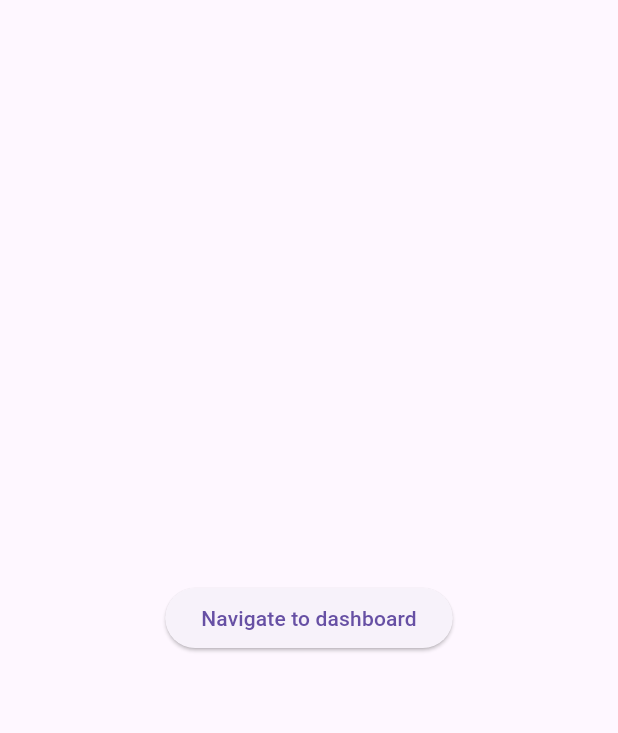
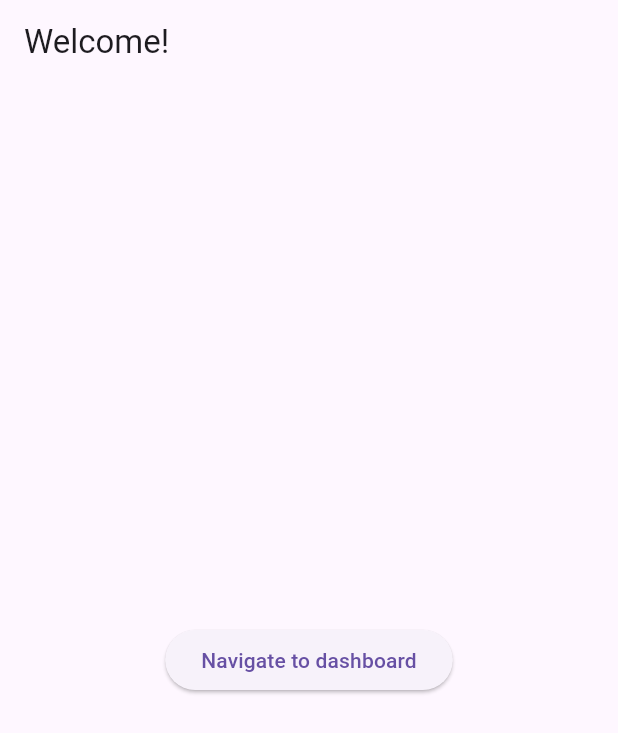
Before and after one commit to piotrbahlaj/LiveScoreApp, a Flutter app: the screen it shows after launch, on a phone screen of 412 x 824 dp. Shown: the top 733 px of the screen. Run offline on Flutter 3.47's test engine with Material 3 defaults, Android fonts, the light colour scheme and no system bars; our stand-ins replace dio, flutter_dotenv, flutter_modular, freezed_annotation, retrofit; generated files the repository leaves out were written again.

Commit message:
set up localization and internationalization

```diff
--- /dev/null
+++ b/l10n.yaml
@@ -0,0 +1,3 @@
+arb-dir: lib/l10n
+template-arb-file: intl_en.arb
+output-localization-file: app_localizations.dart
--- a/lib/features/home/home_screen.dart
+++ b/lib/features/home/home_screen.dart
@@ -1,4 +1,5 @@
 import 'package:flutter/material.dart';
+import 'package:flutter_gen/gen_l10n/app_localizations.dart';
 import 'package:flutter_modular/flutter_modular.dart';
 
 class HomeScreen extends StatelessWidget {
@@ -6,7 +7,11 @@ class HomeScreen extends StatelessWidget {
 
   @override
   Widget build(BuildContext context) {
+    final localization = AppLocalizations.of(context)!;
     return Scaffold(
+      appBar: AppBar(
+        title: Text(localization.welcome),
+      ),
       body: Center(
         child: Column(
           mainAxisAlignment: MainAxisAlignment.center,
--- /dev/null
+++ b/lib/l10n/intl_en.arb
@@ -0,0 +1,4 @@
+{
+  "@@locale": "en",
+  "welcome": "Welcome!"
+}
--- /dev/null
+++ b/lib/l10n/intl_es.arb
@@ -0,0 +1,4 @@
+{
+  "@@locale": "es",
+  "welcome": "Hola"
+}
--- /dev/null
+++ b/lib/l10n/intl_pl.arb
@@ -0,0 +1,4 @@
+{
+  "@@locale": "pl",
+  "welcome": "elo"
+}
--- a/lib/main.dart
+++ b/lib/main.dart
@@ -1,5 +1,6 @@
 import 'package:flutter/material.dart';
 import 'package:flutter_dotenv/flutter_dotenv.dart';
+import 'package:flutter_gen/gen_l10n/app_localizations.dart';
 import 'package:flutter_modular/flutter_modular.dart';
 import 'package:live_score/app_module.dart';
 
@@ -22,6 +23,8 @@ class Main extends StatelessWidget {
     return MaterialApp.router(
       debugShowCheckedModeBanner: false,
       routerConfig: Modular.routerConfig,
+      localizationsDelegates: AppLocalizations.localizationsDelegates,
+      supportedLocales: AppLocalizations.supportedLocales,
     );
   }
 }
--- a/pubspec.yaml
+++ b/pubspec.yaml
@@ -21,6 +21,8 @@ dependencies:
   logger: ^2.4.0
   retrofit: ^4.1.0
   json_annotation: ^4.9.0
+  flutter_localizations:
+    sdk: flutter
 
 dev_dependencies:
   freezed: ^2.5.2
@@ -28,11 +30,11 @@ dev_dependencies:
   flutter_lints: ^3.0.0
   flutter_test:
     sdk: flutter
-
   json_serializable: ^6.8.0
   retrofit_generator: ^8.1.2
 
 flutter:
   uses-material-design: true
+  generate: true
   assets:
     - .env
```
Also changed, not shown: pubspec.lock.
